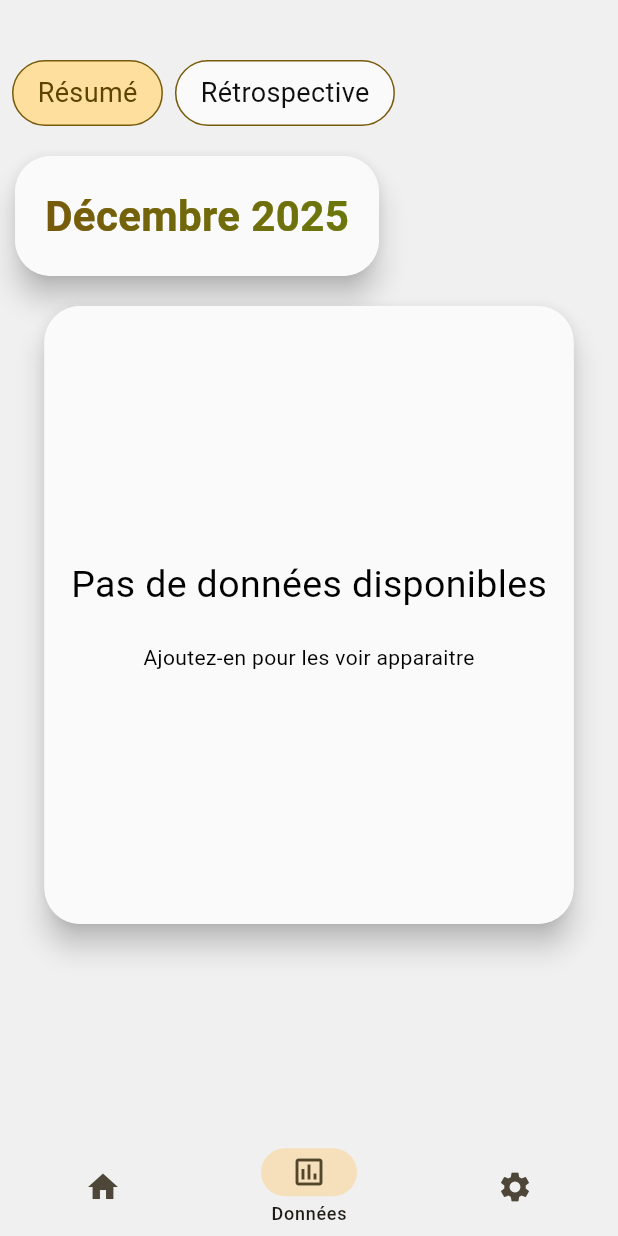
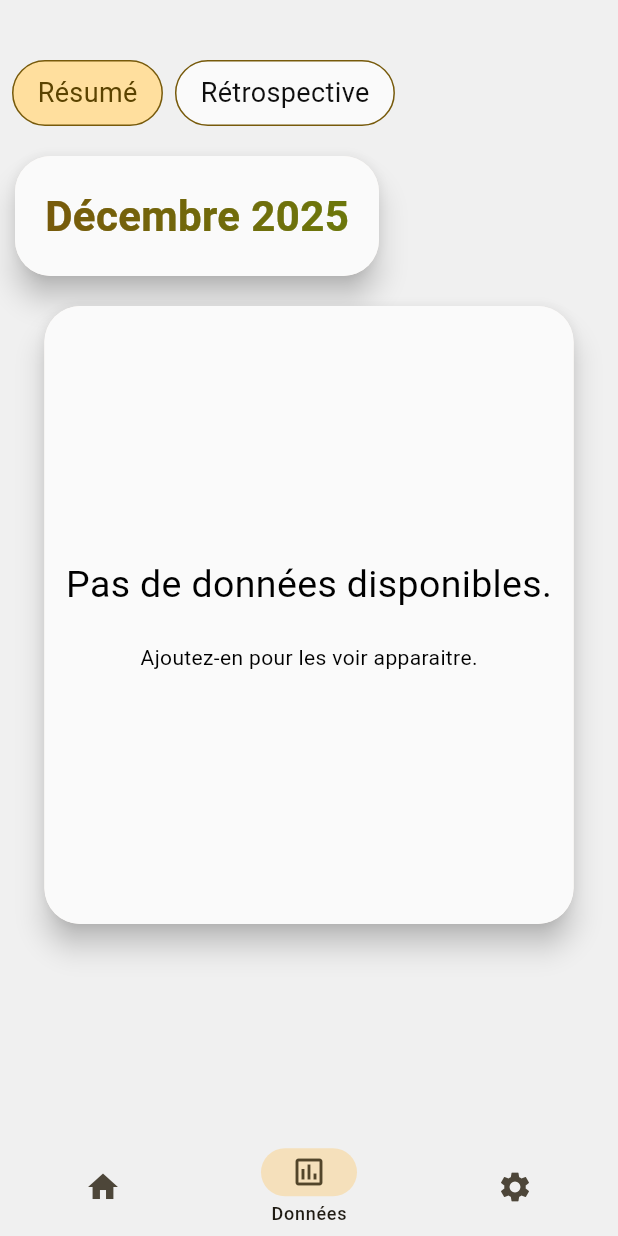
Before and after one commit to SylaneCpn/pense, a Flutter app: the screen it shows after launch, item 2 of the bottom bar chosen, on a phone screen of 412 x 824 dp. Run offline on Flutter 3.47's test engine with Material 3 defaults, Android fonts, the phone set to English and light mode, and no system bars; drawn by our look-alikes of dynamic_color; our stand-ins replace fl_chart, shared_preferences.

Commit message:
Update summary.dart

```diff
--- a/lib/ui/data_page/summary/summary.dart
+++ b/lib/ui/data_page/summary/summary.dart
@@ -205,13 +205,13 @@ class _NoDataAvailable extends StatelessWidget {
               spacing: 20.0,
               children: [
                 Text(
-                  "Pas de données disponibles",
+                  "Pas de données disponibles.",
                   style: TextStyle(
                     color: appState.onBackgroundColor(),
                     fontSize: PortView.bigTextSize(MediaQuery.widthOf(context)),
                   ),
                 ),
-                Text("Ajoutez-en pour les voir apparaitre",style: TextStyle(
+                Text("Ajoutez-en pour les voir apparaitre.",style: TextStyle(
                     color: appState.onBackgroundColor(),
                     fontSize: PortView.regularTextSize(MediaQuery.widthOf(context)),
                   )),
```
